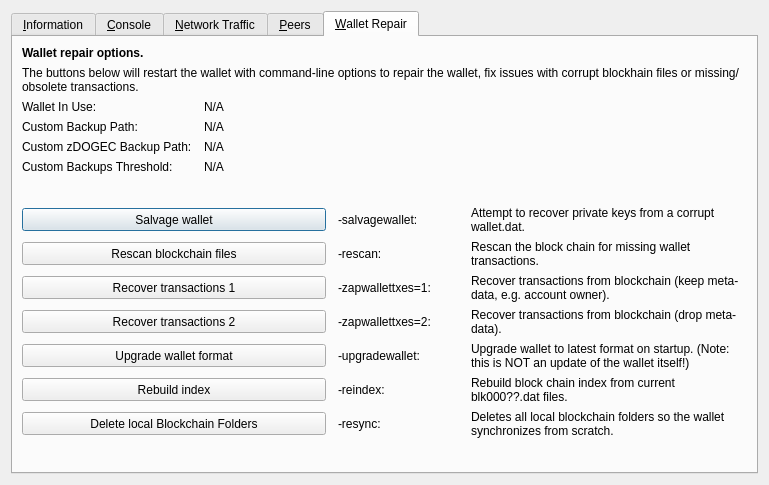
First picture: the form in src/qt/forms/rpcconsole.ui, repository dogecash/dogecash-old, before the edit.
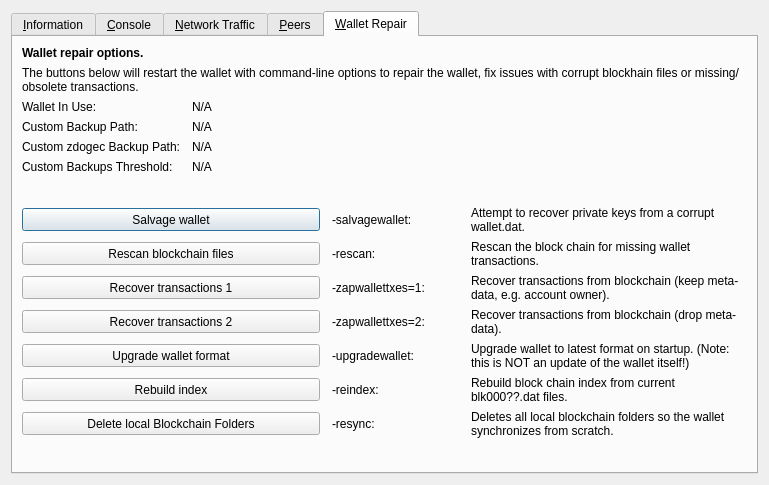
Second picture: the form after the edit. The open tabs and pages were chosen to show the change. Icons and pictures are not drawn. Custom widgets are drawn as their Qt base class.

```diff
--- a/src/qt/forms/rpcconsole.ui
+++ b/src/qt/forms/rpcconsole.ui
@@ -1328,7 +1328,7 @@
        <item row="4" column="0">
         <widget class="QLabel" name="wallet_customzDOGECbackuppath_label">
          <property name="text">
-          <string>Custom zDOGEC Backup Path:</string>
+          <string>Custom zdogec Backup Path:</string>
          </property>
          <property name="visible">
           <bool>false</bool>
```
Left out of the diff: 4 changed lines with no effect on the pictures.
